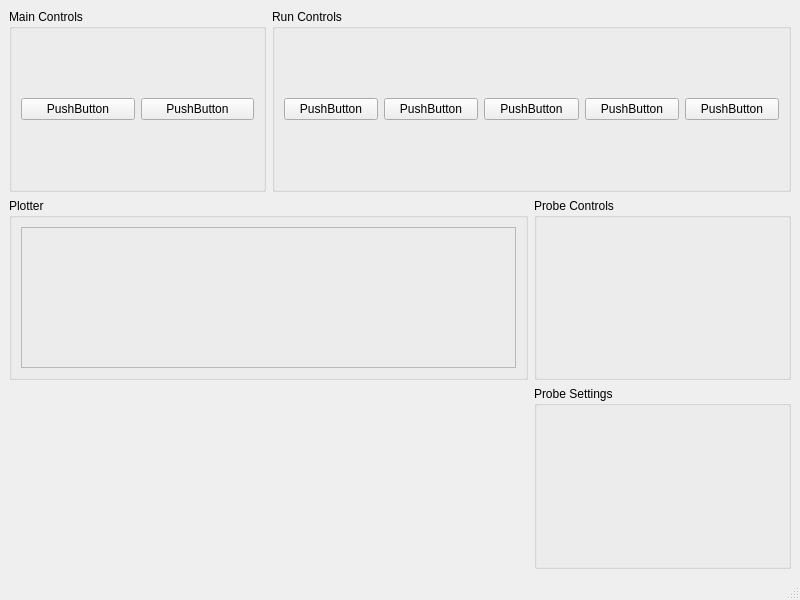
First picture: the form in examples/features/probe/probe.ui, repository jethornton/flexgui, before the edit.
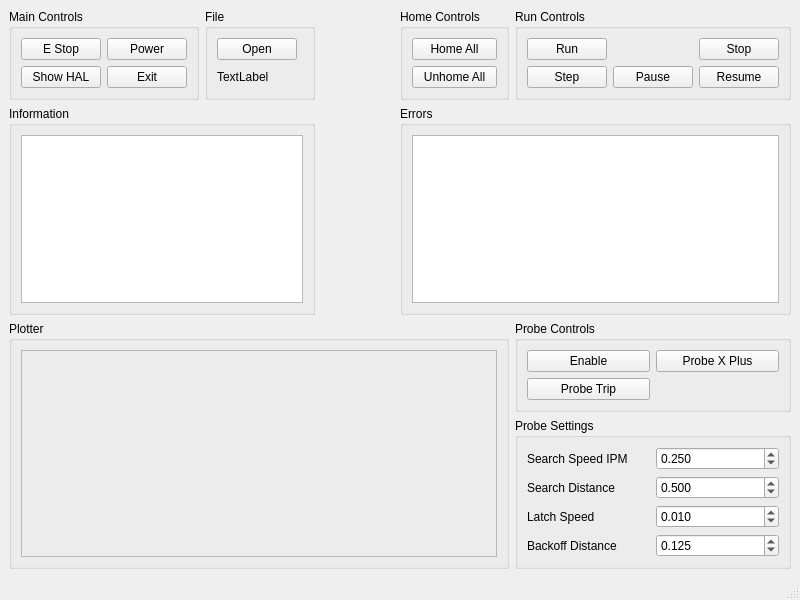
Second picture: the form after the edit.

Diff of the .ui file:
```diff
--- a/examples/features/probe/probe.ui
+++ b/examples/features/probe/probe.ui
@@ -15,74 +15,7 @@
   </property>
   <widget class="QWidget" name="centralwidget">
    <layout class="QGridLayout" name="gridLayout_4">
-    <item row="0" column="0">
-     <widget class="QGroupBox" name="groupBox">
-      <property name="title">
-       <string>Main Controls</string>
-      </property>
-      <layout class="QGridLayout" name="gridLayout_2">
-       <item row="0" column="0">
-        <widget class="QPushButton" name="pushButton_6">
-         <property name="text">
-          <string>PushButton</string>
-         </property>
-        </widget>
-       </item>
-       <item row="0" column="1">
-        <widget class="QPushButton" name="pushButton_7">
-         <property name="text">
-          <string>PushButton</string>
-         </property>
-        </widget>
-       </item>
-      </layout>
-     </widget>
-    </item>
-    <item row="0" column="1" colspan="2">
-     <widget class="QGroupBox" name="groupBox_2">
-      <property name="title">
-       <string>Run Controls</string>
-      </property>
-      <layout class="QGridLayout" name="gridLayout_3">
-       <item row="0" column="0">
-        <widget class="QPushButton" name="pushButton">
-         <property name="text">
-          <string>PushButton</string>
-         </property>
-        </widget>
-       </item>
-       <item row="0" column="1">
-        <widget class="QPushButton" name="pushButton_2">
-         <property name="text">
-          <string>PushButton</string>
-         </property>
-        </widget>
-       </item>
-       <item row="0" column="2">
-        <widget class="QPushButton" name="pushButton_3">
-         <property name="text">
-          <string>PushButton</string>
-         </property>
-        </widget>
-       </item>
-       <item row="0" column="3">
-        <widget class="QPushButton" name="pushButton_4">
-         <property name="text">
-          <string>PushButton</string>
-         </property>
-        </widget>
-       </item>
-       <item row="0" column="4">
-        <widget class="QPushButton" name="pushButton_5">
-         <property name="text">
-          <string>PushButton</string>
-         </property>
-        </widget>
-       </item>
-      </layout>
-     </widget>
-    </item>
-    <item row="1" column="0" colspan="2">
+    <item row="2" column="0" rowspan="3" colspan="4">
      <widget class="QGroupBox" name="groupBox_3">
       <property name="title">
        <string>Plotter</string>
@@ -101,18 +34,304 @@
       </layout>
      </widget>
     </item>
-    <item row="1" column="2">
-     <widget class="QGroupBox" name="groupBox_5">
+    <item row="0" column="4">
+     <widget class="QGroupBox" name="groupBox_2">
       <property name="title">
-       <string>Probe Controls</string>
+       <string>Run Controls</string>
       </property>
+      <layout class="QGridLayout" name="gridLayout_3">
+       <item row="0" column="0">
+        <widget class="QPushButton" name="run_pb">
+         <property name="text">
+          <string>Run</string>
+         </property>
+        </widget>
+       </item>
+       <item row="0" column="4">
+        <widget class="QPushButton" name="stop_pb">
+         <property name="text">
+          <string>Stop</string>
+         </property>
+        </widget>
+       </item>
+       <item row="1" column="0">
+        <widget class="QPushButton" name="step_pb">
+         <property name="text">
+          <string>Step</string>
+         </property>
+        </widget>
+       </item>
+       <item row="1" column="3">
+        <widget class="QPushButton" name="pause_pb">
+         <property name="text">
+          <string>Pause</string>
+         </property>
+        </widget>
+       </item>
+       <item row="1" column="4">
+        <widget class="QPushButton" name="resume_pb">
+         <property name="text">
+          <string>Resume</string>
+         </property>
+        </widget>
+       </item>
+      </layout>
      </widget>
     </item>
-    <item row="2" column="2">
+    <item row="3" column="4" rowspan="2">
      <widget class="QGroupBox" name="groupBox_6">
       <property name="title">
        <string>Probe Settings</string>
       </property>
+      <layout class="QGridLayout" name="gridLayout_8">
+       <item row="0" column="1">
+        <widget class="QDoubleSpinBox" name="doubleSpinBox">
+         <property name="decimals">
+          <number>3</number>
+         </property>
+         <property name="maximum">
+          <double>100.000000000000000</double>
+         </property>
+         <property name="value">
+          <double>0.250000000000000</double>
+         </property>
+         <property name="function" stdset="0">
+          <string>hal_pin</string>
+         </property>
+         <property name="pin_name" stdset="0">
+          <string>search-speed</string>
+         </property>
+         <property name="hal_type" stdset="0">
+          <string>HAL_FLOAT</string>
+         </property>
+         <property name="hal_dir" stdset="0">
+          <string>HAL_OUT</string>
+         </property>
+        </widget>
+       </item>
+       <item row="2" column="1">
+        <widget class="QDoubleSpinBox" name="doubleSpinBox_2">
+         <property name="decimals">
+          <number>3</number>
+         </property>
+         <property name="maximum">
+          <double>100.000000000000000</double>
+         </property>
+         <property name="value">
+          <double>0.010000000000000</double>
+         </property>
+        </widget>
+       </item>
+       <item row="3" column="1">
+        <widget class="QDoubleSpinBox" name="doubleSpinBox_3">
+         <property name="decimals">
+          <number>3</number>
+         </property>
+         <property name="maximum">
+          <double>100.000000000000000</double>
+         </property>
+         <property name="value">
+          <double>0.125000000000000</double>
+         </property>
+        </widget>
+       </item>
+       <item row="2" column="0">
+        <widget class="QLabel" name="label_2">
+         <property name="text">
+          <string>Latch Speed</string>
+         </property>
+        </widget>
+       </item>
+       <item row="0" column="0">
+        <widget class="QLabel" name="label">
+         <property name="text">
+          <string>Search Speed IPM</string>
+         </property>
+        </widget>
+       </item>
+       <item row="1" column="0">
+        <widget class="QLabel" name="label_3">
+         <property name="text">
+          <string>Search Distance</string>
+         </property>
+        </widget>
+       </item>
+       <item row="1" column="1">
+        <widget class="QDoubleSpinBox" name="doubleSpinBox_4">
+         <property name="decimals">
+          <number>3</number>
+         </property>
+         <property name="maximum">
+          <double>100.000000000000000</double>
+         </property>
+         <property name="value">
+          <double>0.500000000000000</double>
+         </property>
+        </widget>
+       </item>
+       <item row="3" column="0">
+        <widget class="QLabel" name="label_4">
+         <property name="text">
+          <string>Backoff Distance</string>
+         </property>
+        </widget>
+       </item>
+      </layout>
+     </widget>
+    </item>
+    <item row="0" column="0">
+     <widget class="QGroupBox" name="groupBox">
+      <property name="title">
+       <string>Main Controls</string>
+      </property>
+      <layout class="QGridLayout" name="gridLayout_2">
+       <item row="0" column="0">
+        <widget class="QPushButton" name="estop_pb">
+         <property name="text">
+          <string>E Stop</string>
+         </property>
+        </widget>
+       </item>
+       <item row="0" column="1">
+        <widget class="QPushButton" name="power_pb">
+         <property name="text">
+          <string>Power</string>
+         </property>
+        </widget>
+       </item>
+       <item row="1" column="0">
+        <widget class="QPushButton" name="show_hal_pb">
+         <property name="text">
+          <string>Show HAL</string>
+         </property>
+        </widget>
+       </item>
+       <item row="1" column="1">
+        <widget class="QPushButton" name="quit_pb">
+         <property name="text">
+          <string>Exit</string>
+         </property>
+        </widget>
+       </item>
+      </layout>
+     </widget>
+    </item>
+    <item row="2" column="4">
+     <widget class="QGroupBox" name="groupBox_5">
+      <property name="title">
+       <string>Probe Controls</string>
+      </property>
+      <layout class="QGridLayout" name="gridLayout_7">
+       <item row="0" column="0">
+        <widget class="QPushButton" name="probing_enable_pb">
+         <property name="text">
+          <string>Enable</string>
+         </property>
+        </widget>
+       </item>
+       <item row="0" column="1">
+        <widget class="QPushButton" name="probe_x_plus">
+         <property name="text">
+          <string>Probe X Plus</string>
+         </property>
+         <property name="function" stdset="0">
+          <string>mdi</string>
+         </property>
+         <property name="command" stdset="0">
+          <string>o&lt;xplus&gt; call</string>
+         </property>
+        </widget>
+       </item>
+       <item row="1" column="0">
+        <widget class="QPushButton" name="pushButton_2">
+         <property name="text">
+          <string>Probe Trip</string>
+         </property>
+         <property name="function" stdset="0">
+          <string>hal_pin</string>
+         </property>
+         <property name="pin_name" stdset="0">
+          <string>probe-trip</string>
+         </property>
+         <property name="hal_type" stdset="0">
+          <string>HAL_BIT</string>
+         </property>
+         <property name="hal_dir" stdset="0">
+          <string>HAL_OUT</string>
+         </property>
+        </widget>
+       </item>
+      </layout>
+     </widget>
+    </item>
+    <item row="0" column="1">
+     <widget class="QGroupBox" name="groupBox_4">
+      <property name="title">
+       <string>File</string>
+      </property>
+      <layout class="QGridLayout" name="gridLayout_5">
+       <item row="0" column="0">
+        <widget class="QPushButton" name="open_pb">
+         <property name="text">
+          <string>Open</string>
+         </property>
+        </widget>
+       </item>
+       <item row="1" column="0" colspan="2">
+        <widget class="QLabel" name="file_lb">
+         <property name="text">
+          <string>TextLabel</string>
+         </property>
+        </widget>
+       </item>
+      </layout>
+     </widget>
+    </item>
+    <item row="1" column="0" colspan="2">
+     <widget class="QGroupBox" name="groupBox_8">
+      <property name="title">
+       <string>Information</string>
+      </property>
+      <layout class="QVBoxLayout" name="verticalLayout">
+       <item>
+        <widget class="QPlainTextEdit" name="info_pte"/>
+       </item>
+      </layout>
+     </widget>
+    </item>
+    <item row="0" column="3">
+     <widget class="QGroupBox" name="groupBox_7">
+      <property name="title">
+       <string>Home Controls</string>
+      </property>
+      <layout class="QGridLayout" name="gridLayout_6">
+       <item row="0" column="0">
+        <widget class="QPushButton" name="home_all_pb">
+         <property name="text">
+          <string>Home All</string>
+         </property>
+        </widget>
+       </item>
+       <item row="1" column="0">
+        <widget class="QPushButton" name="unhome_all_pb">
+         <property name="text">
+          <string>Unhome All</string>
+         </property>
+        </widget>
+       </item>
+      </layout>
+     </widget>
+    </item>
+    <item row="1" column="3" colspan="2">
+     <widget class="QGroupBox" name="groupBox_9">
+      <property name="title">
+       <string>Errors</string>
+      </property>
+      <layout class="QVBoxLayout" name="verticalLayout_2">
+       <item>
+        <widget class="QPlainTextEdit" name="errors_pte"/>
+       </item>
+      </layout>
      </widget>
     </item>
    </layout>
```
Left out of the diff: 2 changed lines with no effect on the pictures.
